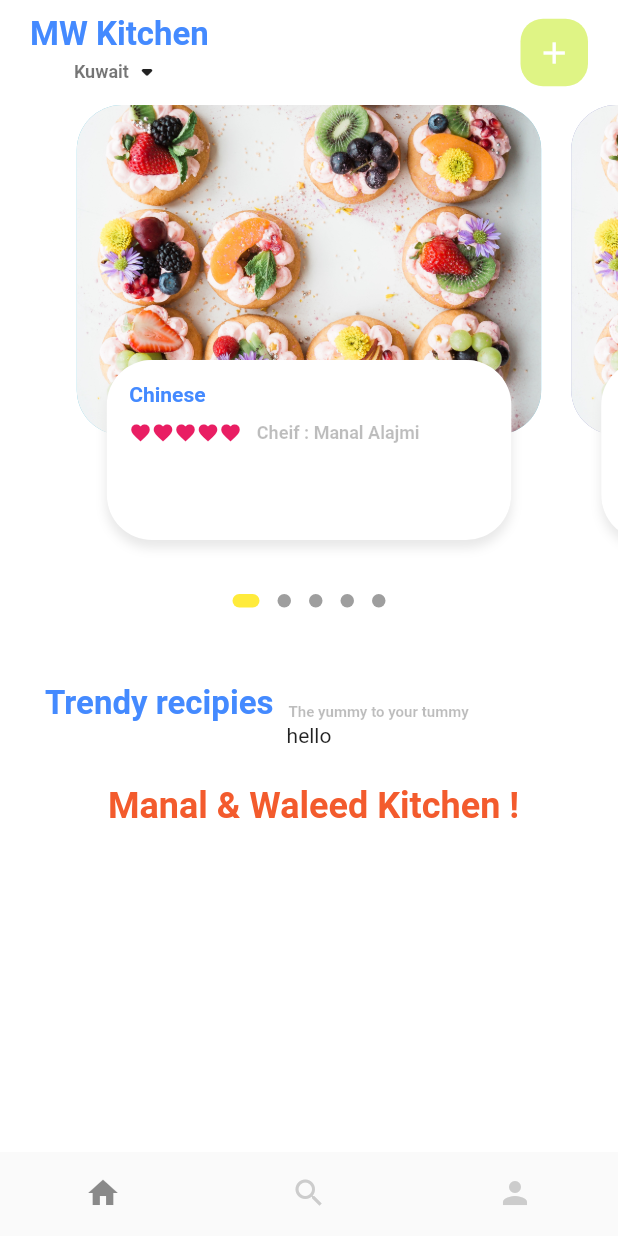
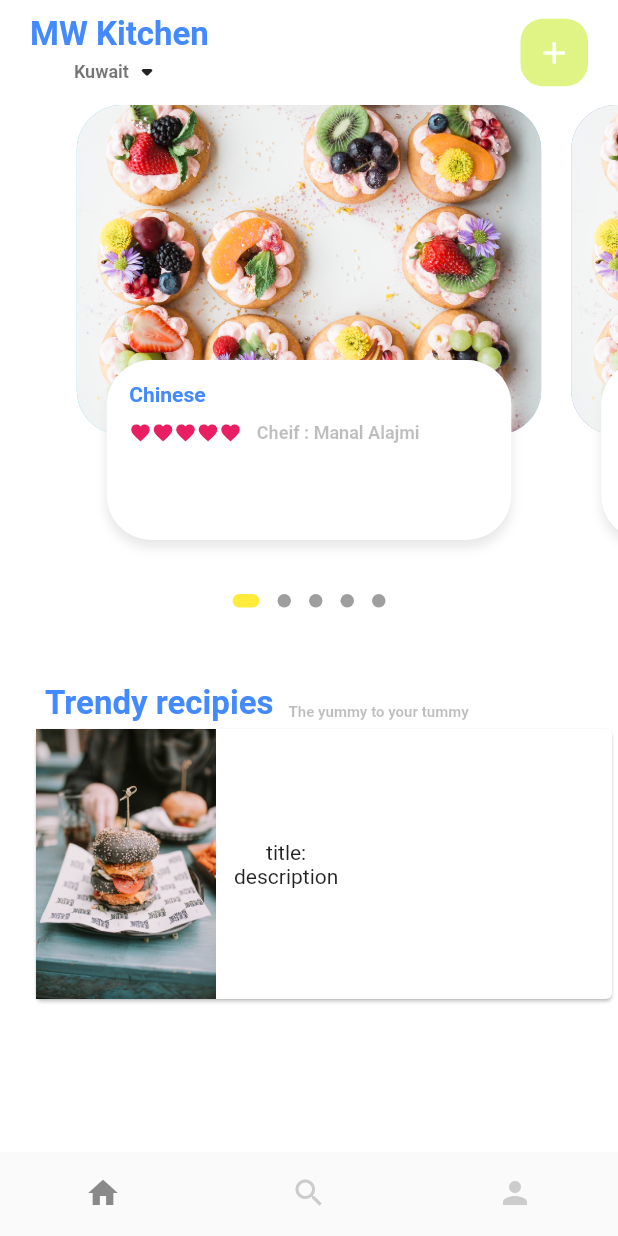
Before and after one commit to mallollaa/foodiez_frontEnd, a Flutter app: the screen it shows after launch, on a phone screen of 412 x 824 dp. Run offline on Flutter 3.47's test engine with Material 2 defaults, Android fonts, the phone set to English and light mode, and no system bars; drawn by our look-alikes of dots_indicator; our stand-ins replace dio, go_router, google_fonts, shared_preferences; missing offline and left inert: dart:html, jwt_decode; accounts and stored records are empty; network calls fail; Roboto replaces fonts that are missing (Actor, Alef); key blocks and very long unbroken strings in the code were emptied for the run.

Commit message:
updated the home page

```diff
--- a/lib/pages/recipes/food_body_page.dart
+++ b/lib/pages/recipes/food_body_page.dart
@@ -90,8 +90,28 @@ class _MyfoodBodyPageState extends State<MyfoodBodyPage> {
               ),
             ),
             Container(
+              margin: EdgeInsets.only(left: 20),
               child: SingleChildScrollView(
-                  child: Column(children: [Container(child: Text("hello"))])),
+                  child: Column(
+                children: [
+                  Card(
+                    child: Row(
+                      children: [
+                        Image.asset(
+                          "assets/images/burger.jpg",
+                          width: 120,
+                        ),
+                        SizedBox(
+                          width: 12,
+                        ),
+                        Column(
+                          children: [Text("title:"), Text("description")],
+                        )
+                      ],
+                    ),
+                  ),
+                ],
+              )),
             )
           ],
         )
--- a/lib/widgets/home_body.dart
+++ b/lib/widgets/home_body.dart
@@ -69,17 +69,6 @@ class _HomeBodyState extends State<HomeBody> {
 
         // --- showing the body -----
         MyfoodBodyPage(),
-        Container(
-          padding: EdgeInsets.only(top: 25),
-          child: Text(
-            " Manal & Waleed Kitchen ! ",
-            style: GoogleFonts.alef(
-                fontWeight: FontWeight.w700,
-                fontSize: 24,
-                color: Color.fromARGB(255, 243, 91, 45)),
-            textAlign: TextAlign.center,
-          ),
-        ),
 
         SizedBox(
           height: 25,
```
